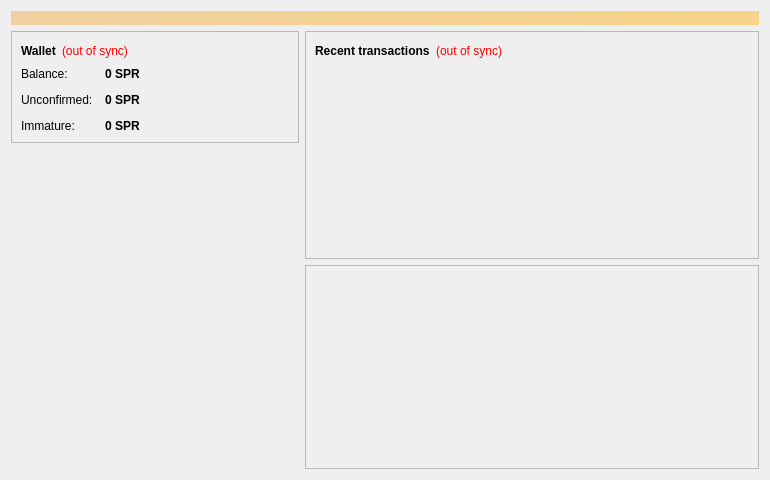
Qt form src/qt/forms/overviewpage.ui (spreadcoin-project/spreadcoin) before a commit.
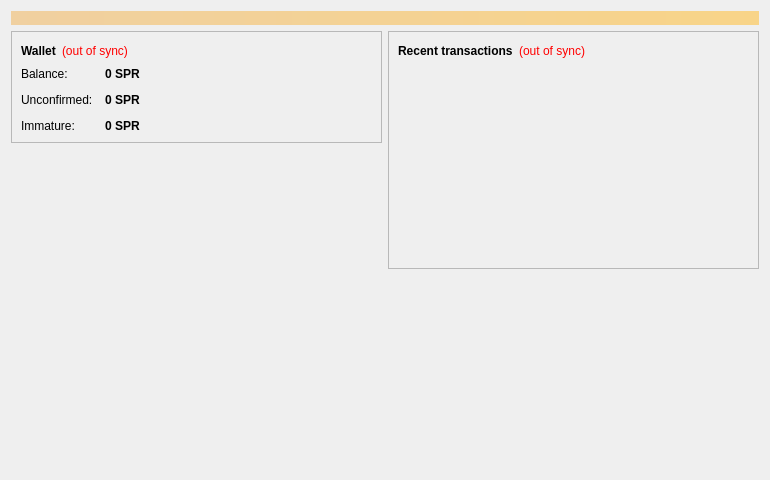
The same form after that commit. Icons and pictures are not drawn. Custom widgets are drawn as their Qt base class.

Commit message: UX - move diffplot chart to mining page.

```diff
--- a/src/qt/forms/overviewpage.ui
+++ b/src/qt/forms/overviewpage.ui
@@ -338,42 +338,17 @@
         </widget>
        </item>
        <item>
-        <widget class="QFrame" name="diffplotframe">
-         <property name="frameShape">
-          <enum>QFrame::StyledPanel</enum>
+        <spacer name="verticalSpacer_2">
+         <property name="orientation">
+          <enum>Qt::Vertical</enum>
          </property>
-         <property name="frameShadow">
-          <enum>QFrame::Raised</enum>
+         <property name="sizeHint" stdset="0">
+          <size>
+           <width>20</width>
+           <height>40</height>
+          </size>
          </property>
-         <layout class="QVBoxLayout" name="verticalLayout_31">
-          <property name="leftMargin">
-           <number>1</number>
-          </property>
-          <property name="topMargin">
-           <number>1</number>
-          </property>
-          <property name="rightMargin">
-           <number>1</number>
-          </property>
-          <property name="bottomMargin">
-           <number>1</number>
-          </property>
-          <item>
-           <layout class="QHBoxLayout" name="horizontalLayout_3">
-            <item>
-             <widget class="QCustomPlot" name="diffplot" native="true">
-              <property name="minimumSize">
-               <size>
-                <width>450</width>
-                <height>200</height>
-               </size>
-              </property>
-             </widget>
-            </item>
-           </layout>
-          </item>
-         </layout>
-        </widget>
+        </spacer>
        </item>
       </layout>
      </item>
@@ -381,16 +356,6 @@
    </item>
   </layout>
  </widget>
- <customwidgets>
-  <customwidget>
-   <class>QCustomPlot</class>
-   <extends>QWidget</extends>
-   <header>qt/qcustomplot.h</header>
-   <container>1</container>
-  </customwidget>
- </customwidgets>
- <resources>
-  <include location="../bitcoin.qrc"/>
- </resources>
+ <resources/>
  <connections/>
 </ui>
```
The commit also changes 7 other files.
